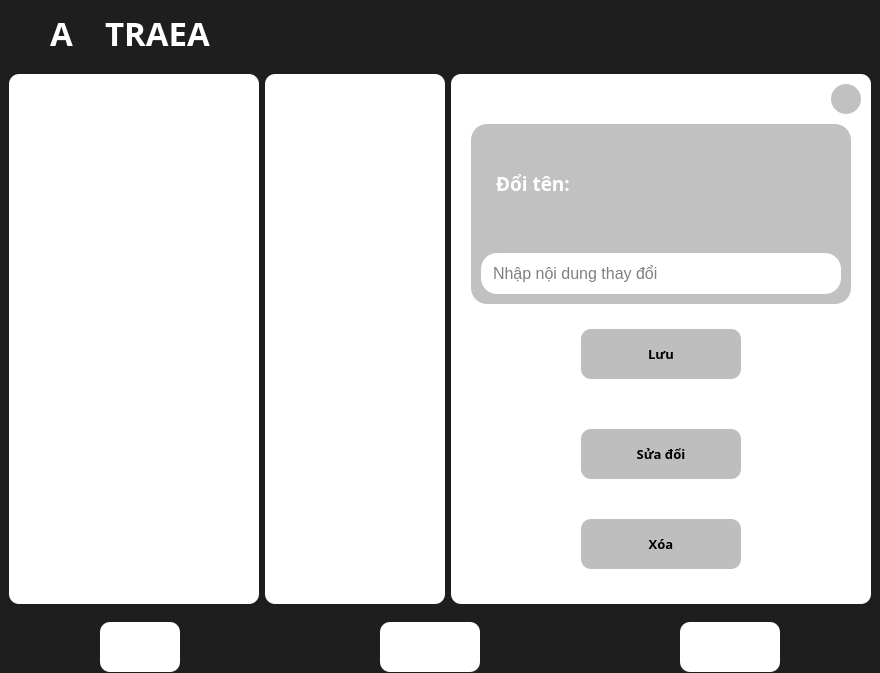
Old version of the form UI_Files/Doc.ui in the repository hoangm960/Astraea.
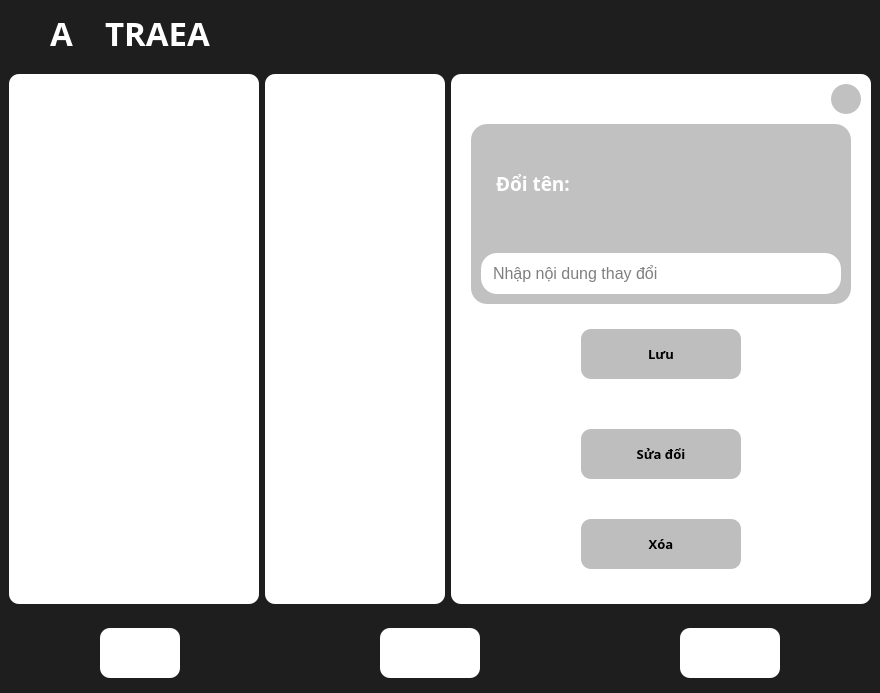
New version of the form. Icons and pictures are not drawn.

```diff
--- a/UI_Files/Doc.ui
+++ b/UI_Files/Doc.ui
@@ -986,13 +986,13 @@
       <property name="minimumSize">
        <size>
         <width>0</width>
-        <height>60</height>
+        <height>80</height>
        </size>
       </property>
       <property name="maximumSize">
        <size>
         <width>16777215</width>
-        <height>16777215</height>
+        <height>80</height>
        </size>
       </property>
       <property name="frameShape">
@@ -1011,6 +1011,9 @@
        <property name="rightMargin">
         <number>100</number>
        </property>
+       <property name="bottomMargin">
+        <number>9</number>
+       </property>
        <item>
         <widget class="QPushButton" name="add_btn">
          <property name="minimumSize">
```
